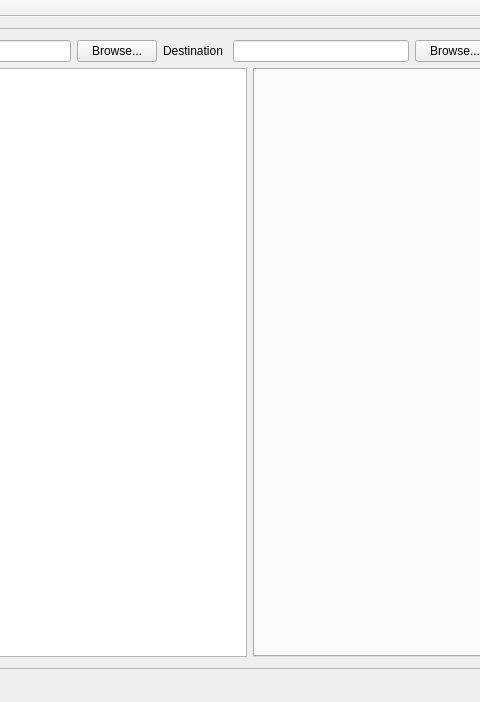
Above: src/mainwindow.ui from fmi-basel/faim-cryoflare before the change; both pictures show x 561 to 1041 and y 0 to 702 of the 1337 by 702 pixel window. Below: the same form after it.
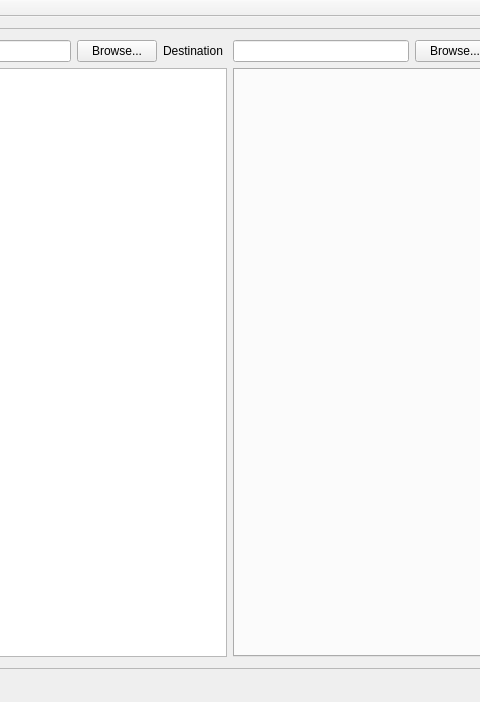
That is the form after the change. Icons and pictures are not drawn. Custom widgets are drawn as their Qt base class.

Diff of the .ui file:
```diff
--- a/src/mainwindow.ui
+++ b/src/mainwindow.ui
@@ -134,9 +134,15 @@
          </item>
          <item>
           <widget class="QTabWidget" name="image_data">
+           <property name="sizePolicy">
+            <sizepolicy hsizetype="Expanding" vsizetype="Expanding">
+             <horstretch>0</horstretch>
+             <verstretch>0</verstretch>
+            </sizepolicy>
+           </property>
            <property name="minimumSize">
             <size>
-             <width>500</width>
+             <width>520</width>
              <height>0</height>
             </size>
            </property>
```
